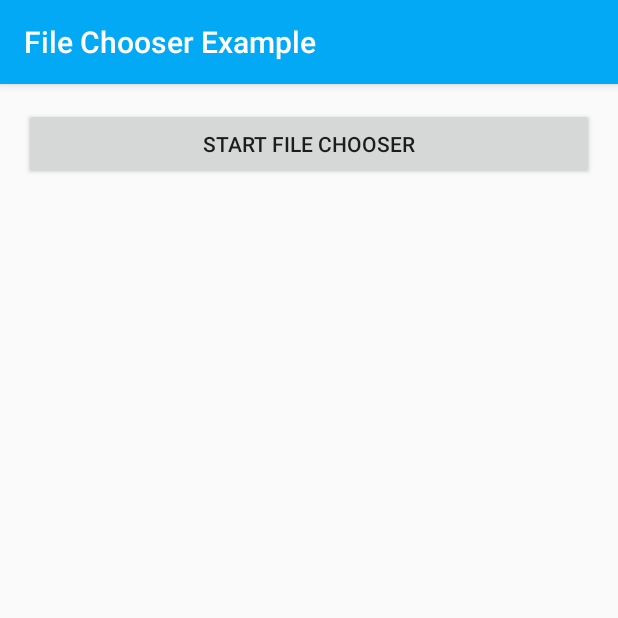
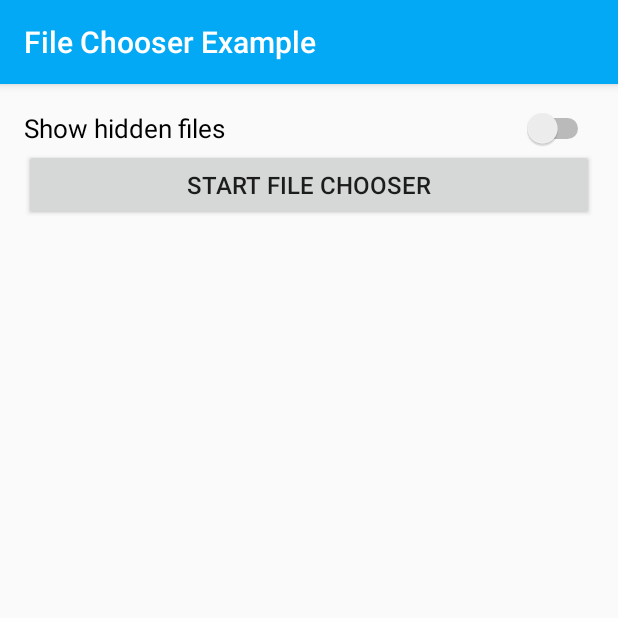
Before and after one commit to TheLuckyCoder/MaterialChooser, an Android app: the screen it shows after launch (MainActivity), on a phone screen of 412 x 824 dp, the top half of it. Run offline under Robolectric (Android 15) with nearby library versions, the phone set to English and light mode, and no system bars.

Commit message:
Improve loading the file list
Add a Switch to the sample to show hidden files

```diff
--- a/build.gradle
+++ b/build.gradle
@@ -1,7 +1,7 @@
 // Top-level build file where you can add configuration options common to all sub-projects/modules.
 
 buildscript {
-    ext.kotlin_version = '1.2.20'
+    ext.kotlin_version = '1.2.21'
     ext.dokka_version = '0.9.15'
     repositories {
         google()
--- a/materialchooser/src/main/res/layout/activity_chooser.xml
+++ b/materialchooser/src/main/res/layout/activity_chooser.xml
@@ -13,7 +13,7 @@
         tools:listitem="@layout/item_file" />
 
     <Button
-        android:id="@+id/button_select_folder"
+        android:id="@+id/btn_select_folder"
         android:layout_width="match_parent"
         android:layout_height="wrap_content"
         android:layout_alignParentBottom="true"
--- a/sample/src/main/java/net/theluckycoder/filechooserexample/MainActivity.kt
+++ b/sample/src/main/java/net/theluckycoder/filechooserexample/MainActivity.kt
@@ -5,6 +5,7 @@ import android.os.Bundle
 import android.os.Environment
 import android.support.v7.app.AppCompatActivity
 import android.view.View
+import android.widget.Switch
 import android.widget.TextView
 import net.theluckycoder.materialchooser.Chooser
 
@@ -15,12 +16,14 @@ class MainActivity : AppCompatActivity() {
     }
 
     private lateinit var filePathTxt: TextView
+    private lateinit var showHiddenFiles: Switch
 
     override fun onCreate(savedInstanceState: Bundle?) {
         super.onCreate(savedInstanceState)
         setContentView(R.layout.activity_main)
 
-        filePathTxt = findViewById(R.id.filePath)
+        filePathTxt = findViewById(R.id.tv_file_path)
+        showHiddenFiles = findViewById(R.id.sw_hidden_files)
     }
 
     override fun onActivityResult(requestCode: Int, resultCode: Int, data: Intent?) {
@@ -37,8 +40,7 @@ class MainActivity : AppCompatActivity() {
     fun startFileChooser(@Suppress("UNUSED_PARAMETER") view: View) {
         Chooser(this,
             requestCode = REQUEST_CODE,
-            startPath = Environment.getDataDirectory().absolutePath,
-            showHiddenFiles = true,
+            showHiddenFiles = showHiddenFiles.isChecked,
             fileExtension = "txt")
             .start()
     }
--- a/sample/src/main/res/layout/activity_main.xml
+++ b/sample/src/main/res/layout/activity_main.xml
@@ -6,17 +6,25 @@
     android:gravity="center_horizontal"
     android:padding="16dp">
 
+    <Switch
+        android:id="@+id/sw_hidden_files"
+        android:layout_width="match_parent"
+        android:layout_height="wrap_content"
+        android:text="Show hidden files"
+        android:textSize="17sp" />
+
     <Button
         android:layout_width="match_parent"
         android:layout_height="wrap_content"
         android:onClick="startFileChooser"
-        android:text="@string/start_file_chooser" />
+        android:text="@string/start_file_chooser"
+        android:textSize="16sp"/>
 
     <TextView
-        android:id="@+id/filePath"
+        android:id="@+id/tv_file_path"
         android:layout_width="wrap_content"
         android:layout_height="wrap_content"
-        android:textSize="16sp"
+        android:textSize="17sp"
         android:layout_marginTop="16dp" />
 
 </LinearLayout>
```
Also changed, not shown: materialchooser/src/main/java/net/theluckycoder/materialchooser/ChooserActivity.kt (+9 -14 lines), materialchooser/src/main/java/net/theluckycoder/materialchooser/FilesAdapter.kt (+16 -16 lines), materialchooser/src/main/res/layout/item_file.xml (+4 -3 lines).
